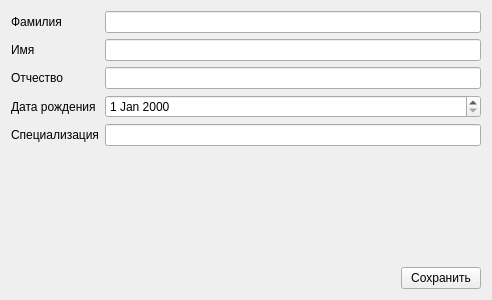
First picture: the form in src/departments/staffeditwidget.ui, repository megakoko/m-system, before the edit.
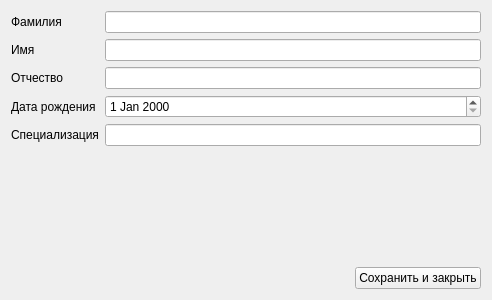
Second picture: the form after the edit.

Commit message: Изменил надписи на кнопках "Сохранить" —> "Сохранить и закрыть".

What changed in the file:
```diff
--- a/src/departments/staffeditwidget.ui
+++ b/src/departments/staffeditwidget.ui
@@ -99,7 +99,7 @@
      <item>
       <widget class="QPushButton" name="m_save">
        <property name="text">
-        <string>Сохранить</string>
+        <string>Сохранить и закрыть</string>
        </property>
       </widget>
      </item>
```
The commit also changes 3 other files.
